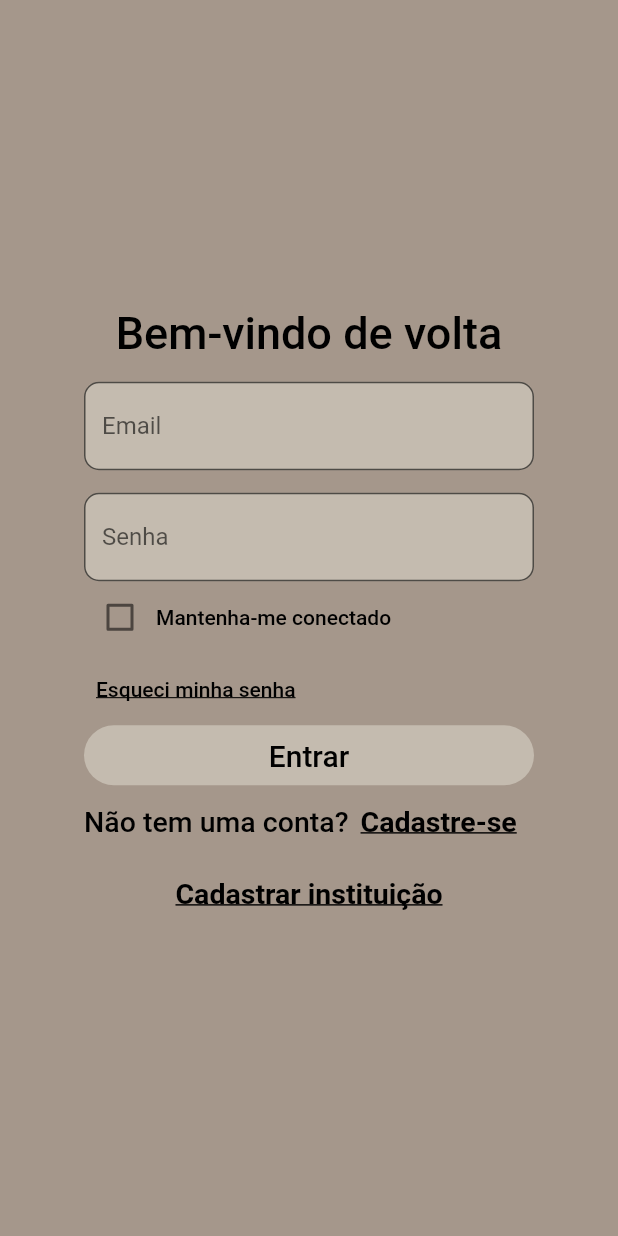
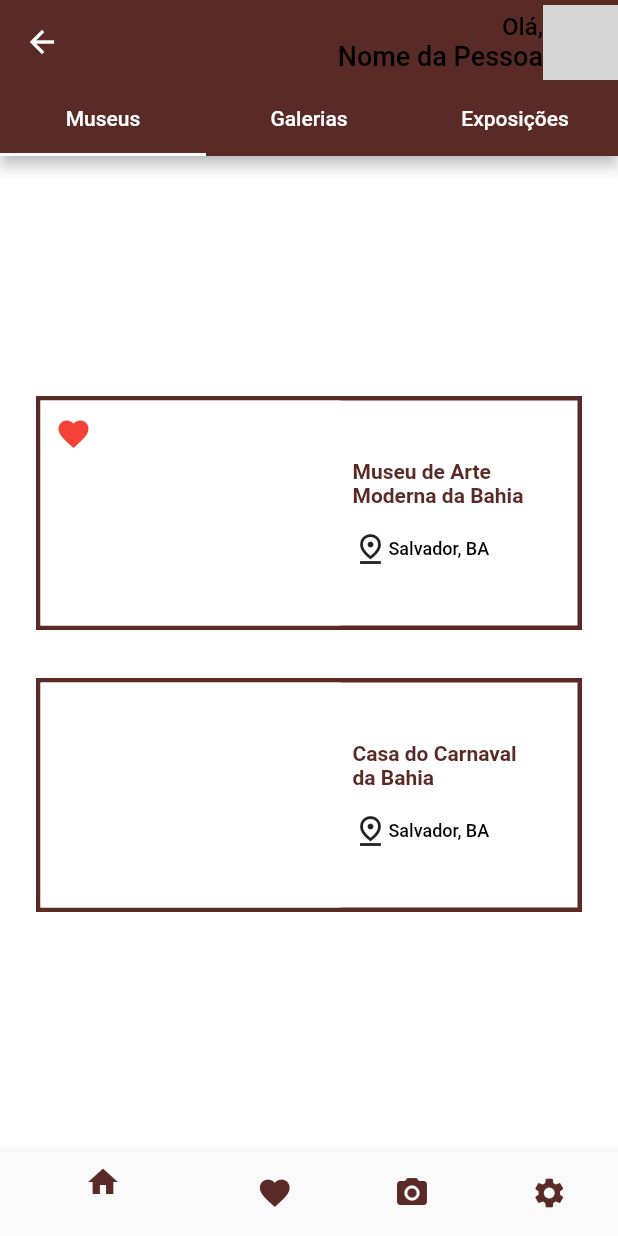
Before and after one commit to FernandoFranco0/hackathonaaaaa, a Flutter app: the screen it shows after launch, after a tap on "Iniciar", after a tap on "Entrar", on a phone screen of 412 x 824 dp. Run offline on Flutter 3.47's test engine with Material 2 defaults, Android fonts, the phone set to English and light mode, and no system bars; our stand-ins replace google_fonts; network calls fail; Roboto replaces fonts that are missing (Karma); grey boxes are pictures that could not be loaded.

Commit message:
feature: start of main screen

```diff
--- a/lib/login_page.dart
+++ b/lib/login_page.dart
@@ -1,4 +1,5 @@
 import 'package:flutter/material.dart';
+import 'package:hackathon/main_page.dart';
 import 'package:hackathon/register_inst_page.dart';
 import 'package:hackathon/register_user_page.dart';
 
@@ -18,8 +19,14 @@ class _LoginPageState extends State<LoginPage> {
       child: Column(
         mainAxisAlignment: MainAxisAlignment.center,
         children: [
-          const Text("Bem-vindo de volta",style: TextStyle(color: Colors.black, fontSize: 30, fontWeight: FontWeight.w500),),
-          const SizedBox(height: 15,),
+          const Text(
+            "Bem-vindo de volta",
+            style: TextStyle(
+                color: Colors.black, fontSize: 30, fontWeight: FontWeight.w500),
+          ),
+          const SizedBox(
+            height: 15,
+          ),
           SizedBox(
             width: 300,
             child: TextField(
@@ -33,7 +40,9 @@ class _LoginPageState extends State<LoginPage> {
               ),
             ),
           ),
-          const SizedBox(height: 15,),
+          const SizedBox(
+            height: 15,
+          ),
           SizedBox(
             width: 300,
             child: TextField(
@@ -54,58 +63,105 @@ class _LoginPageState extends State<LoginPage> {
               children: [
                 Checkbox(
                     value: check,
-                  onChanged: (e){
+                    onChanged: (e) {
                       setState(() {
                         check = e;
                       });
-                  }
+                    }),
+                const Text(
+                  "Mantenha-me conectado",
+                  style: TextStyle(
+                      color: Colors.black,
+                      fontSize: 14,
+                      fontWeight: FontWeight.w500),
                 ),
-                const Text("Mantenha-me conectado",style: TextStyle(color: Colors.black, fontSize: 14, fontWeight: FontWeight.w500),),
               ],
             ),
           ),
           SizedBox(
             width: 300,
-            child: Row(
-              children: [TextButton(
-                onPressed: () {  },
-                child: const Text("Esqueci minha senha",style: TextStyle(color: Colors.black, fontSize: 14, fontWeight: FontWeight.w500, decoration: TextDecoration.underline,),),
-              )]
+            child: Row(children: [
+              TextButton(
+                onPressed: () {},
+                child: const Text(
+                  "Esqueci minha senha",
+                  style: TextStyle(
+                    color: Colors.black,
+                    fontSize: 14,
+                    fontWeight: FontWeight.w500,
+                    decoration: TextDecoration.underline,
                   ),
+                ),
+              )
+            ]),
           ),
           SizedBox(
             width: 300,
             height: 40,
             child: ElevatedButton(
-                  onPressed: () {  },
+              onPressed: () {
+                Navigator.of(context).push(
+                    MaterialPageRoute(builder: (context) => const MainPage()));
+              },
               style: ElevatedButton.styleFrom(
                   elevation: 0.0,
                   shadowColor: Colors.transparent,
                   backgroundColor: const Color(0xFFc4bbaf),
                   shape: RoundedRectangleBorder(
                     borderRadius: BorderRadius.circular(30),
-                    )
-
+                  )),
+              child: const Text(
+                "Entrar",
+                style: TextStyle(
+                    color: Colors.black,
+                    fontSize: 20,
+                    fontWeight: FontWeight.w500),
               ),
-                  child: const Text("Entrar",style: TextStyle(color: Colors.black, fontSize: 20, fontWeight: FontWeight.w500),),
             ),
           ),
           SizedBox(
             width: 300,
             child: Row(
               children: [
-                const Text("Não tem uma conta?",style: TextStyle(color: Colors.black, fontSize: 19, fontWeight: FontWeight.w500),),
+                const Text(
+                  "Não tem uma conta?",
+                  style: TextStyle(
+                      color: Colors.black,
+                      fontSize: 19,
+                      fontWeight: FontWeight.w500),
+                ),
                 TextButton(
-                  onPressed: () { Navigator.of(context).push(MaterialPageRoute(builder: (context) => const UserRegPage())); },
-                  child: const Text("Cadastre-se",style: TextStyle(color: Colors.black, fontSize: 19, fontWeight: FontWeight.w700, decoration: TextDecoration.underline,),),
+                  onPressed: () {
+                    Navigator.of(context).push(MaterialPageRoute(
+                        builder: (context) => const UserRegPage()));
+                  },
+                  child: const Text(
+                    "Cadastre-se",
+                    style: TextStyle(
+                      color: Colors.black,
+                      fontSize: 19,
+                      fontWeight: FontWeight.w700,
+                      decoration: TextDecoration.underline,
+                    ),
+                  ),
                 )
-
               ],
             ),
           ),
           TextButton(
-            onPressed: () { Navigator.of(context).push(MaterialPageRoute(builder: (context) => const InstRegisterPage())); },
-            child: const Text("Cadastrar instituição",style: TextStyle(color: Colors.black, fontSize: 19, fontWeight: FontWeight.w700, decoration: TextDecoration.underline,),),
+            onPressed: () {
+              Navigator.of(context).push(MaterialPageRoute(
+                  builder: (context) => const InstRegisterPage()));
+            },
+            child: const Text(
+              "Cadastrar instituição",
+              style: TextStyle(
+                color: Colors.black,
+                fontSize: 19,
+                fontWeight: FontWeight.w700,
+                decoration: TextDecoration.underline,
+              ),
+            ),
           )
         ],
       ),
--- /dev/null
+++ b/lib/main_page.dart
@@ -0,0 +1,298 @@
+import 'package:flutter/material.dart';
+
+class MainPage extends StatefulWidget {
+  const MainPage({super.key});
+
+  @override
+  State<StatefulWidget> createState() {
+    return HomePageState();
+  }
+}
+
+class HomePageState extends State<MainPage> {
+  bool anim = false;
+  var currentIndex = 0;
+
+  final widgetList = <Widget>[
+    const MainScreen(),
+    const Column(children: [
+      EventWidget(
+        label: 'Museu de Arte\nModerna da Bahia ',
+      ),
+    ]),
+    Container(
+      child: const Center(child: Text('Tela de camera')),
+    ),
+    Container(
+      child: const Center(child: Text('Tela de config')),
+    ),
+    // Container()
+  ];
+
+  @override
+  void initState() {
+    super.initState();
+    startAnimation();
+  }
+
+  @override
+  Widget build(BuildContext context) {
+    return (Scaffold(
+      body: widgetList[currentIndex],
+      bottomNavigationBar: BottomNavigationBar(
+        items: const <BottomNavigationBarItem>[
+          BottomNavigationBarItem(
+              icon: Icon(
+                Icons.home,
+                color: Color(0xFF5A2A27),
+              ),
+              label: ''),
+          BottomNavigationBarItem(
+              icon: Icon(
+                Icons.favorite,
+                color: Color(0xFF5A2A27),
+              ),
+              label: ''),
+          BottomNavigationBarItem(
+              icon: Icon(
+                Icons.camera_alt,
+                color: Color(0xFF5A2A27),
+              ),
+              label: ''),
+          BottomNavigationBarItem(
+              icon: Icon(
+                Icons.settings,
+                color: Color(0xFF5A2A27),
+              ),
+              label: ''),
+        ],
+        currentIndex: currentIndex,
+        onTap: (i) {
+          setState(() {
+            currentIndex = i;
+          });
+        },
+      ),
+    ));
+  }
+
+  Future startAnimation() async {
+    await Future.delayed(const Duration(milliseconds: 1500));
+    setState(() {
+      anim = true;
+    });
+  }
+}
+
+class MainScreen extends StatelessWidget {
+  const MainScreen({
+    super.key,
+  });
+
+  @override
+  Widget build(BuildContext context) {
+    return DefaultTabController(
+      length: 3,
+      child: Scaffold(
+        appBar: AppBar(
+          actions: [
+            Row(
+              children: [
+                const Text.rich(
+                  TextSpan(
+                    children: [
+                      TextSpan(
+                        text: 'Olá,\n',
+                        style: TextStyle(
+                          color: Colors.black,
+                          fontSize: 16,
+                          fontFamily: 'Karma',
+                          fontWeight: FontWeight.w500,
+                        ),
+                      ),
+                      TextSpan(
+                        text: 'Nome da Pessoa',
+                        style: TextStyle(
+                          color: Colors.black,
+                          fontSize: 18,
+                          fontFamily: 'Karma',
+                          fontWeight: FontWeight.w500,
+                        ),
+                      ),
+                    ],
+                  ),
+                  textAlign: TextAlign.right,
+                ),
+                ClipRRect(
+                  borderRadius: BorderRadius.circular(8.0),
+                  child: Image.network(
+                    'https://i0.wp.com/www.ghanacelebrities.com/wp-content/uploads/2017/07/Black-woma.jpeg?resize=759%2C594',
+                    height: 50,
+                    width: 50,
+                  ),
+                ),
+              ],
+            )
+          ],
+          backgroundColor: const Color(0xFF5A2A27),
+          bottom: const TabBar(
+            indicatorColor: Colors.white,
+            tabs: [
+              Tab(
+                icon: Text(
+                  "Museus",
+                  style: TextStyle(
+                    color: Colors.white,
+                    // fontSize: 30,
+                    fontWeight: FontWeight.w500,
+                  ),
+                ),
+              ),
+              Tab(
+                icon: Text(
+                  "Galerias",
+                  style: TextStyle(
+                    color: Colors.white,
+                    // fontSize: 30,
+                    fontWeight: FontWeight.w500,
+                  ),
+                ),
+              ),
+              Tab(
+                icon: Text(
+                  "Exposições",
+                  style: TextStyle(
+                    color: Colors.white,
+                    // fontSize: 30,
+                    fontWeight: FontWeight.w500,
+                  ),
+                ),
+              ),
+            ],
+          ),
+        ),
+        body: TabBarView(
+          children: [
+            Container(
+              color: Colors.white,
+              width: double.infinity,
+              height: double.infinity,
+              child: const Column(
+                mainAxisAlignment: MainAxisAlignment.center,
+                children: [
+                  EventWidget(
+                    label: 'Museu de Arte\nModerna da Bahia ',
+                    isFavorite: true,
+                  ),
+                  EventWidget(
+                    label: 'Casa do Carnaval\nda Bahia',
+                  )
+                ],
+              ),
+            ),
+            Container(
+              color: Colors.white,
+              width: double.infinity,
+              height: double.infinity,
+              child: const Column(
+                mainAxisAlignment: MainAxisAlignment.center,
+                children: [
+                  EventWidget(
+                    label: 'Centro Cultural\nSolar Ferrão',
+                  ),
+                  EventWidget(
+                    label: 'Ateliê Rebouças',
+                  )
+                ],
+              ),
+            ),
+            const Center(
+              child: Text(
+                'Desculpe, no momento sem exposições ativas',
+                style: TextStyle(fontSize: 32),
+              ),
+            )
+          ],
+        ),
+      ),
+    );
+  }
+}
+
+class EventWidget extends StatelessWidget {
+  final String label;
+  final bool isFavorite;
+  const EventWidget({
+    super.key,
+    required this.label,
+    this.isFavorite = false,
+  });
+
+  @override
+  Widget build(BuildContext context) {
+    return Container(
+      margin: const EdgeInsets.symmetric(horizontal: 24, vertical: 16),
+      decoration: BoxDecoration(
+        border: Border.all(color: const Color(0xFF5A2A27), width: 3),
+      ),
+      width: double.maxFinite,
+      child: Row(
+        children: [
+          Stack(
+            children: [
+              Container(
+                height: 150,
+                width: 200,
+                color: Colors.white,
+              ),
+              if (isFavorite)
+                const Positioned(
+                  left: 10,
+                  top: 10,
+                  child: Icon(
+                    Icons.favorite,
+                    color: Colors.red,
+                  ),
+                ),
+            ],
+          ),
+          const SizedBox(
+            width: 8,
+          ),
+          Column(
+            crossAxisAlignment: CrossAxisAlignment.start,
+            children: [
+              Text(
+                label,
+                style: const TextStyle(
+                  color: Color(0xFF5A2A27),
+                  fontSize: 14,
+                  fontFamily: 'Karma',
+                  fontWeight: FontWeight.w600,
+                ),
+              ),
+              const SizedBox(
+                height: 16,
+              ),
+              const Row(
+                children: [
+                  Icon(Icons.pin_drop_outlined),
+                  Text(
+                    'Salvador, BA',
+                    textAlign: TextAlign.right,
+                    style: TextStyle(
+                      color: Colors.black,
+                      fontSize: 12,
+                      fontFamily: 'Karma',
+                      fontWeight: FontWeight.w500,
+                    ),
+                  )
+                ],
+              )
+            ],
+          )
+        ],
+      ),
+    );
+  }
+}
```
Lines whose indentation alone changed are shown as unchanged.
